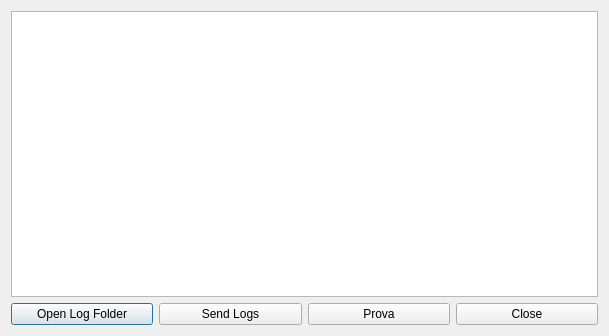
durydevelop/dpplib, file lib/qt/dformlog.ui: the form before one commit.
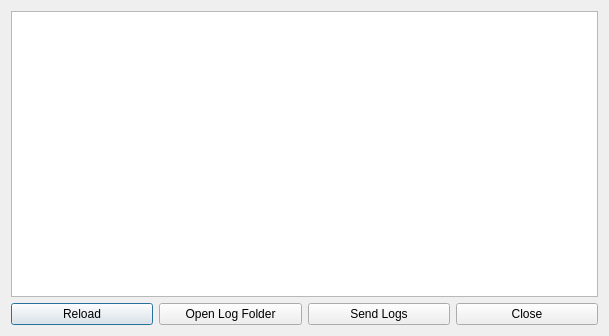
The form after the commit.

What changed in the file:
```diff
--- a/lib/qt/dformlog.ui
+++ b/lib/qt/dformlog.ui
@@ -23,6 +23,13 @@
    </item>
    <item>
     <layout class="QHBoxLayout" name="horizontalLayout">
+     <item>
+      <widget class="QPushButton" name="ButtonReload">
+       <property name="text">
+        <string>Reload</string>
+       </property>
+      </widget>
+     </item>
      <item>
       <widget class="QPushButton" name="ButtonOpenFolder">
        <property name="text">
@@ -37,13 +44,6 @@
        </property>
       </widget>
      </item>
-     <item>
-      <widget class="QPushButton" name="pushButton">
-       <property name="text">
-        <string>Prova</string>
-       </property>
-      </widget>
-     </item>
      <item>
       <widget class="QPushButton" name="ButtonQuit">
        <property name="text">
```
